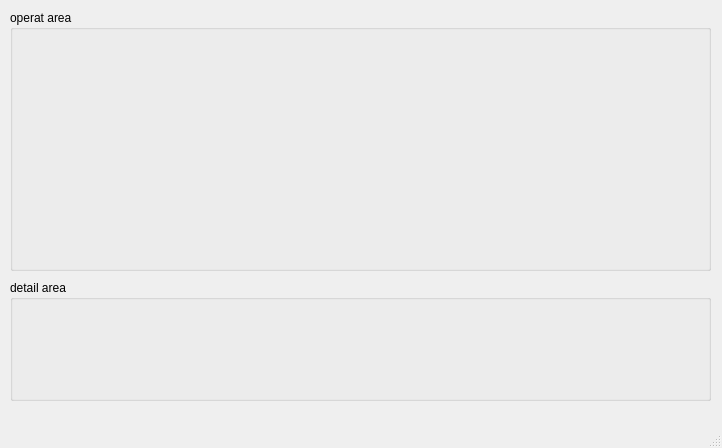
Above: mainwindow.ui from zengrx/openssl_ca before the change. Below: the same form after it.
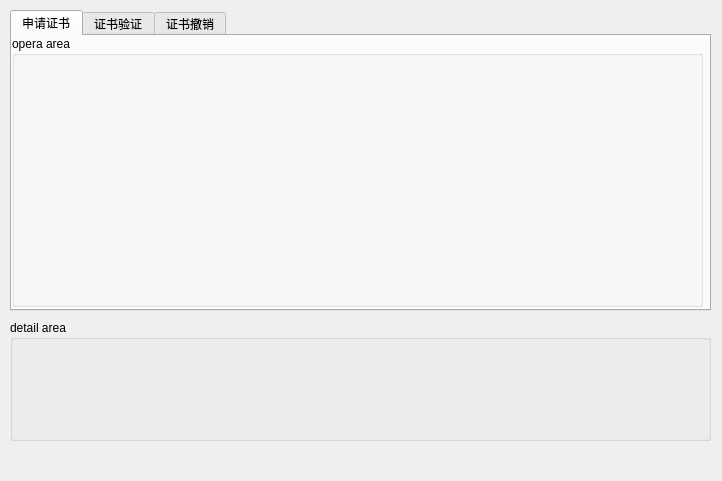
That is the form after the change.

The edit to the form file:
```diff
--- a/mainwindow.ui
+++ b/mainwindow.ui
@@ -7,31 +7,18 @@
     <x>0</x>
     <y>0</y>
     <width>722</width>
-    <height>448</height>
+    <height>481</height>
    </rect>
   </property>
   <property name="windowTitle">
    <string>OpensslCA</string>
   </property>
   <widget class="QWidget" name="centralWidget">
-   <widget class="QGroupBox" name="groupBox">
-    <property name="geometry">
-     <rect>
-      <x>10</x>
-      <y>10</y>
-      <width>701</width>
-      <height>261</height>
-     </rect>
-    </property>
-    <property name="title">
-     <string>operat area</string>
-    </property>
-   </widget>
    <widget class="QGroupBox" name="groupBox_2">
     <property name="geometry">
      <rect>
       <x>10</x>
-      <y>280</y>
+      <y>320</y>
       <width>701</width>
       <height>121</height>
      </rect>
@@ -40,8 +27,48 @@
      <string>detail area</string>
     </property>
    </widget>
+   <widget class="QTabWidget" name="tabWidget">
+    <property name="geometry">
+     <rect>
+      <x>10</x>
+      <y>10</y>
+      <width>701</width>
+      <height>301</height>
+     </rect>
+    </property>
+    <property name="currentIndex">
+     <number>0</number>
+    </property>
+    <widget class="QWidget" name="tab">
+     <attribute name="title">
+      <string>申请证书</string>
+     </attribute>
+     <widget class="QGroupBox" name="groupBox">
+      <property name="geometry">
+       <rect>
+        <x>0</x>
+        <y>0</y>
+        <width>691</width>
+        <height>271</height>
+       </rect>
+      </property>
+      <property name="title">
+       <string>opera area</string>
+      </property>
+     </widget>
+    </widget>
+    <widget class="QWidget" name="tab_2">
+     <attribute name="title">
+      <string>证书验证</string>
+     </attribute>
+    </widget>
+    <widget class="QWidget" name="tab_3">
+     <attribute name="title">
+      <string>证书撤销</string>
+     </attribute>
+    </widget>
+   </widget>
   </widget>
-  <widget class="QStatusBar" name="statusBar"/>
   <widget class="QMenuBar" name="menuBar">
    <property name="geometry">
     <rect>
```
